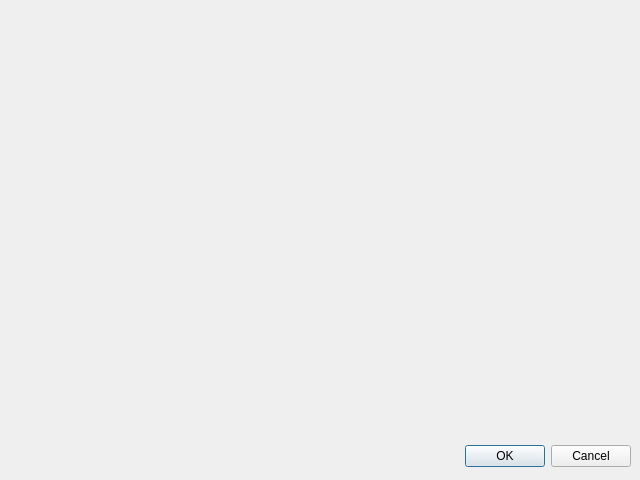
Before: the Qt Designer form specleTracking/src/ui/dialogimageprocessing.ui in stepanmracek/icrc, drawn with Qt 5.
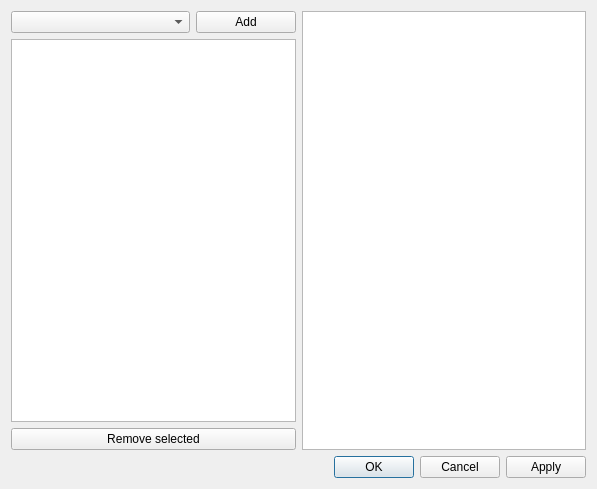
After: the same form once the commit is applied.

Diff of the .ui file:
```diff
--- a/specleTracking/src/ui/dialogimageprocessing.ui
+++ b/specleTracking/src/ui/dialogimageprocessing.ui
@@ -5,29 +5,66 @@
    <rect>
     <x>0</x>
     <y>0</y>
-    <width>640</width>
-    <height>480</height>
+    <width>597</width>
+    <height>489</height>
    </rect>
   </property>
   <property name="windowTitle">
    <string>Dialog</string>
   </property>
-  <widget class="QDialogButtonBox" name="buttonBox">
-   <property name="geometry">
-    <rect>
-     <x>10</x>
-     <y>440</y>
-     <width>621</width>
-     <height>32</height>
-    </rect>
-   </property>
-   <property name="orientation">
-    <enum>Qt::Horizontal</enum>
-   </property>
-   <property name="standardButtons">
-    <set>QDialogButtonBox::Cancel|QDialogButtonBox::Ok</set>
-   </property>
-  </widget>
+  <layout class="QVBoxLayout" name="verticalLayout_2">
+   <item>
+    <layout class="QHBoxLayout" name="horizontalLayout_2">
+     <item>
+      <layout class="QVBoxLayout" name="verticalLayout">
+       <item>
+        <layout class="QHBoxLayout" name="horizontalLayout">
+         <item>
+          <widget class="QComboBox" name="cmbFilters"/>
+         </item>
+         <item>
+          <widget class="QPushButton" name="btnAdd">
+           <property name="maximumSize">
+            <size>
+             <width>100</width>
+             <height>16777215</height>
+            </size>
+           </property>
+           <property name="text">
+            <string>Add</string>
+           </property>
+          </widget>
+         </item>
+        </layout>
+       </item>
+       <item>
+        <widget class="QListWidget" name="lstFilters"/>
+       </item>
+       <item>
+        <widget class="QPushButton" name="btnRemove">
+         <property name="text">
+          <string>Remove selected</string>
+         </property>
+        </widget>
+       </item>
+      </layout>
+     </item>
+     <item>
+      <widget class="QGraphicsView" name="gv"/>
+     </item>
+    </layout>
+   </item>
+   <item>
+    <widget class="QDialogButtonBox" name="buttonBox">
+     <property name="orientation">
+      <enum>Qt::Horizontal</enum>
+     </property>
+     <property name="standardButtons">
+      <set>QDialogButtonBox::Apply|QDialogButtonBox::Cancel|QDialogButtonBox::Ok</set>
+     </property>
+    </widget>
+   </item>
+  </layout>
  </widget>
  <resources/>
  <connections>
```
Left out of the diff: 1 changed line with no effect on the pictures.
